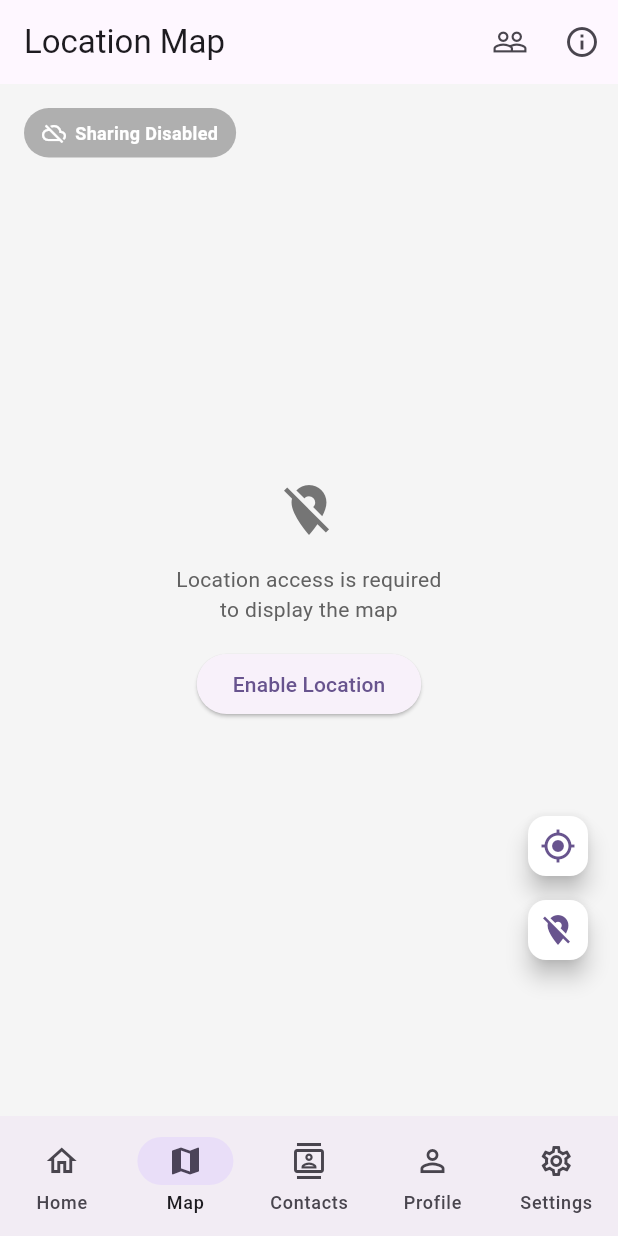
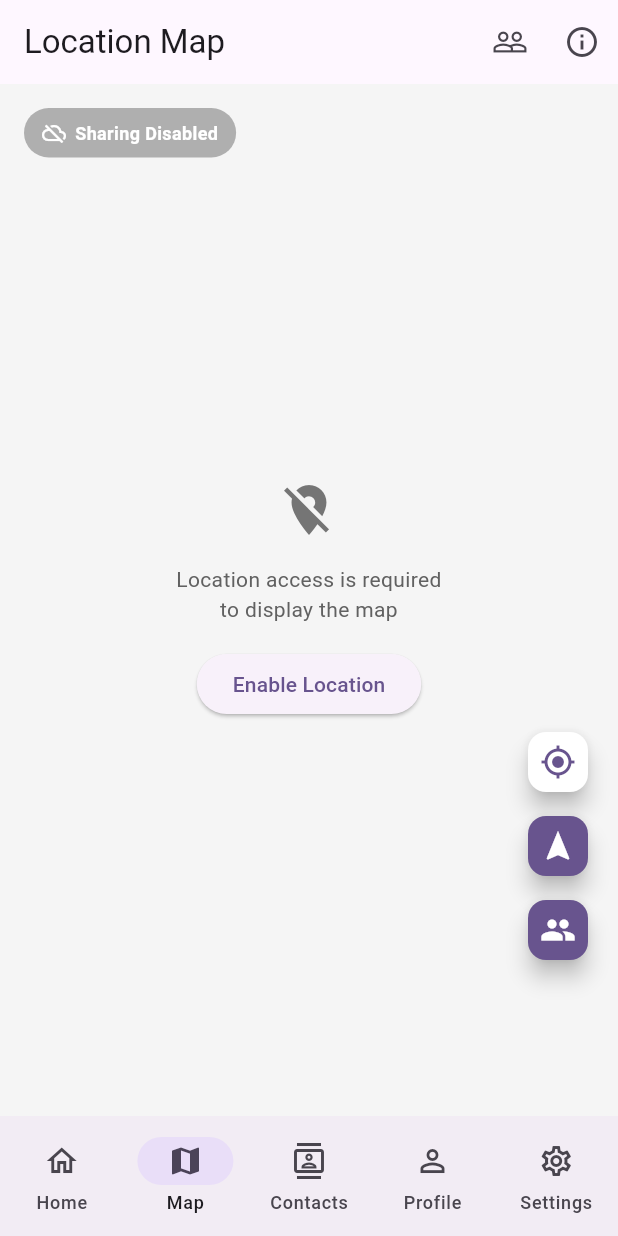
Before and after one commit to adityanandanx/nirbhay, a Flutter app: the screen it shows once a user with an empty profile is signed in, item 2 of the bottom bar chosen, after a tap on the "my location" icon, on a phone screen of 412 x 824 dp. Run offline on Flutter 3.47's test engine with Material 3 defaults, Android fonts, the phone set to English and light mode, and no system bars; our stand-ins replace cloud_firestore, firebase_auth, firebase_core, firebase_database, flutter_blue_plus, flutter_riverpod and 5 more; missing offline and left inert: another_telephony, flutter_phone_direct_caller; accounts and stored records are empty; project files that could hold a hidden picture were left out.

Commit message:
feat: realtime location tracking

```diff
--- a/flutter_app/lib/widgets/fullscreen_map_view.dart
+++ b/flutter_app/lib/widgets/fullscreen_map_view.dart
@@ -1,9 +1,11 @@
 import 'dart:async';
+import 'dart:math';
 import 'package:flutter/material.dart';
 import 'package:google_maps_flutter/google_maps_flutter.dart';
 import 'package:geolocator/geolocator.dart';
 import 'package:flutter_riverpod/flutter_riverpod.dart';
-import '../providers/location_tracking_provider.dart';
+import 'package:firebase_auth/firebase_auth.dart';
+import '../providers/app_providers.dart';
 
 // This is an extended version of LocationMapSection for a full screen map view
 class FullscreenMapView extends ConsumerStatefulWidget {
@@ -19,6 +21,15 @@ class _FullscreenMapViewState extends ConsumerState<FullscreenMapView> {
   bool _isLoading = true;
   Set<Marker> _markers = {};
   StreamSubscription<Position>? _positionStreamSubscription;
+  StreamSubscription<Map<String, Map<String, dynamic>>>?
+  _usersLocationSubscription;
+  String? _currentUserId;
+
+  // We'll use default markers with different hues instead of custom markers
+
+  // Filter settings for user markers
+  bool _showOfflineUsers = true;
+  bool _autoFollowCurrentUser = true;
 
   @override
   void initState() {
@@ -35,17 +46,24 @@ class _FullscreenMapViewState extends ConsumerState<FullscreenMapView> {
         _positionStreamSubscription = Geolocator.getPositionStream(
           locationSettings: const LocationSettings(
             accuracy: LocationAccuracy.high,
-            distanceFilter: 10, // Update every 10 meters
+            distanceFilter: 1, // Update every 10 meters
           ),
         ).listen(_handlePositionUpdate);
       }
     });
+
+    // Load custom marker icons
+    _loadMarkerIcons();
+
+    // Subscribe to other users' locations
+    _subscribeToUsersLocations();
   }
 
   @override
   void dispose() {
     // Clean up the position stream when the widget is disposed
     _positionStreamSubscription?.cancel();
+    _usersLocationSubscription?.cancel();
     super.dispose();
   }
 
@@ -60,16 +78,9 @@ class _FullscreenMapViewState extends ConsumerState<FullscreenMapView> {
 
       setState(() {
         _currentPosition = latLng;
-        _markers = {
-          Marker(
-            markerId: const MarkerId('currentLocation'),
-            position: latLng,
-            infoWindow: const InfoWindow(title: 'Current Location'),
-            icon: BitmapDescriptor.defaultMarkerWithHue(
-              BitmapDescriptor.hueAzure,
-            ),
-          ),
-        };
+
+        // Don't replace all markers, just update current user
+        // We'll let the _updateUserMarkers method handle the markers
       });
 
       // Animate the camera to follow the user's location
@@ -122,17 +133,8 @@ class _FullscreenMapViewState extends ConsumerState<FullscreenMapView> {
         final latLng = LatLng(position.latitude, position.longitude);
         setState(() {
           _currentPosition = latLng;
-          _markers = {
-            Marker(
-              markerId: const MarkerId('currentLocation'),
-              position: latLng,
-              infoWindow: const InfoWindow(title: 'Current Location'),
-              icon: BitmapDescriptor.defaultMarkerWithHue(
-                BitmapDescriptor.hueAzure,
-              ),
-            ),
-          };
           _isLoading = false;
+          // Don't update markers here - let _updateUserMarkers handle it
         });
 
         _animateToCurrentLocation();
@@ -155,6 +157,201 @@ class _FullscreenMapViewState extends ConsumerState<FullscreenMapView> {
         ),
       );
     }
+  }
+
+  // Method now just exists for maintaining the initialization flow
+  void _loadMarkerIcons() {
+    // We're now using BitmapDescriptor.defaultMarkerWithHue directly in the marker creation
+    // to avoid any bitmap loading or caching issues
+    debugPrint(
+      'Using default Google Maps markers with different hues for user status',
+    );
+  }
+
+  // Listen to all users' locations and update markers
+  void _subscribeToUsersLocations() {
+    // Get the current user ID from Firebase auth
+    _currentUserId = FirebaseAuth.instance.currentUser?.uid;
+
+    // Subscribe to all user locations
+    final locationService = ref.read(firebaseLocationServiceProvider);
+    _usersLocationSubscription = locationService
+        .getAllUsersLocationsStream()
+        .listen(_updateUserMarkers);
+  }
+
+  // Update map markers based on users' locations
+  void _updateUserMarkers(Map<String, Map<String, dynamic>> usersData) {
+    if (!mounted) return;
+
+    // Create a new set of markers
+    final updatedMarkers = <Marker>{};
+
+    // Process each user's data
+    usersData.forEach((userId, userData) {
+      // Skip if missing essential data
+      if (!userData.containsKey('latitude') ||
+          !userData.containsKey('longitude')) {
+        return;
+      }
+
+      // Extract location data
+      final latitude = userData['latitude'] as double;
+      final longitude = userData['longitude'] as double;
+      final location = LatLng(latitude, longitude);
+      final bool isOnline = userData['online'] as bool? ?? false;
+      final bool isCurrentUser = userId == _currentUserId;
+
+      // Skip offline users if filtered out
+      if (!isCurrentUser && !isOnline && !_showOfflineUsers) {
+        return;
+      }
+
+      // Get marker hue based on user status
+      final double markerHue =
+          isCurrentUser
+              ? BitmapDescriptor
+                  .hueAzure // Blue for current user
+              : isOnline
+              ? BitmapDescriptor
+                  .hueGreen // Green for online users
+              : BitmapDescriptor.hueViolet; // Violet for offline users
+
+      // Create user name or truncated ID for display
+      final String userName =
+          userData['userName'] as String? ??
+          'User ${userId.substring(0, min(userId.length, 6))}';
+
+      // Generate user status text
+      final String statusText =
+          isOnline
+              ? 'Online now'
+              : 'Last seen: ${userData['lastUpdated'] ?? 'Unknown'}';
+
+      // Create the marker using only built-in Google Maps markers
+      final marker = Marker(
+        markerId: MarkerId(userId),
+        position: location,
+        icon: BitmapDescriptor.defaultMarkerWithHue(markerHue),
+        infoWindow: InfoWindow(
+          title: isCurrentUser ? 'You' : userName,
+          snippet: statusText,
+        ),
+        // Current user on top, then online users, then offline
+        zIndex: isCurrentUser ? 2 : (isOnline ? 1 : 0),
+      );
+
+      // Add to the updated marker set
+      updatedMarkers.add(marker);
+    });
+
+    // Update the state with the new markers
+    setState(() {
+      _markers = updatedMarkers;
+    });
+  }
+
+  // Toggle showing offline users
+  void _toggleShowOfflineUsers() {
+    setState(() {
+      _showOfflineUsers = !_showOfflineUsers;
+    });
+
+    // Refresh markers with the latest data
+    final firebaseLocationService = ref.read(firebaseLocationServiceProvider);
+    firebaseLocationService.getAllUsersLocationsStream().first.then((userData) {
+      if (mounted) {
+        _updateUserMarkers(userData);
+
+        // Show feedback to the user
+        ScaffoldMessenger.of(context).showSnackBar(
+          SnackBar(
+            content: Text(
+              _showOfflineUsers
+                  ? 'Showing all users'
+                  : 'Showing only online users',
+            ),
+            duration: const Duration(seconds: 2),
+          ),
+        );
+      }
+    });
+  }
+
+  // Toggle auto-follow current user
+  void _toggleAutoFollow() {
+    setState(() {
+      _autoFollowCurrentUser = !_autoFollowCurrentUser;
+    });
+
+    if (_autoFollowCurrentUser && _currentPosition != null) {
+      _animateToCurrentLocation();
+    }
+  }
+
+  // Function removed - we're handling navigation through other methods
+
+  // Build map control buttons
+  Widget _buildMapControls() {
+    return Positioned(
+      right: 16,
+      bottom: 100,
+      child: Column(
+        children: [
+          // My location button
+          FloatingActionButton(
+            heroTag: 'myLocation',
+            mini: true,
+            onPressed: () {
+              _animateToCurrentLocation();
+            },
+            backgroundColor: Colors.white,
+            child: Icon(
+              Icons.my_location,
+              color: Theme.of(context).primaryColor,
+            ),
+          ),
+          const SizedBox(height: 8),
+
+          // Auto-follow toggle
+          FloatingActionButton(
+            heroTag: 'autoFollow',
+            mini: true,
+            onPressed: _toggleAutoFollow,
+            backgroundColor:
+                _autoFollowCurrentUser
+                    ? Theme.of(context).primaryColor
+                    : Colors.white,
+            child: Icon(
+              Icons.navigation,
+              color:
+                  _autoFollowCurrentUser
+                      ? Colors.white
+                      : Theme.of(context).primaryColor,
+            ),
+          ),
+          const SizedBox(height: 8),
+
+          // Toggle showing offline users
+          FloatingActionButton(
+            heroTag: 'toggleOffline',
+            mini: true,
+            onPressed: _toggleShowOfflineUsers,
+            backgroundColor:
+                _showOfflineUsers
+                    ? Theme.of(context).primaryColor
+                    : Colors.white,
+            child: Icon(
+              _showOfflineUsers ? Icons.people : Icons.person_outline,
+              color:
+                  _showOfflineUsers
+                      ? Colors.white
+                      : Theme.of(context).primaryColor,
+            ),
+          ),
+        ],
+      ),
+    );
   }
 
   @override
@@ -181,56 +378,7 @@ class _FullscreenMapViewState extends ConsumerState<FullscreenMapView> {
             ),
 
         // Map control buttons overlay
-        Positioned(
-          right: 16,
-          bottom: 100,
-          child: Column(
-            children: [
-              FloatingActionButton(
-                heroTag: 'refreshLocation',
-                mini: true,
-                onPressed: () async {
-                  await _getCurrentLocation();
-                  await _animateToCurrentLocation();
-                },
-                backgroundColor: Colors.white,
-                child: Icon(
-                  Icons.my_location,
-                  color: Theme.of(context).primaryColor,
-                ),
-              ),
-              const SizedBox(height: 8),
-              // Location sharing toggle button
-              Consumer(
-                builder: (context, ref, _) {
-                  final locationState = ref.watch(locationTrackingProvider);
-                  return FloatingActionButton(
-                    heroTag: 'toggleSharing',
-                    mini: true,
-                    onPressed: () {
-                      ref
-                          .read(locationTrackingProvider.notifier)
-                          .toggleLocationSharing();
-                    },
-                    backgroundColor:
-                        locationState.isSharingLocation
-                            ? Theme.of(context).colorScheme.primary
-                            : Colors.white,
-                    child: Icon(
-                      locationState.isSharingLocation
-                          ? Icons.location_on
-                          : Icons.location_off,
-                      color:
-                          locationState.isSharingLocation
-                              ? Colors.white
-                              : Theme.of(context).colorScheme.primary,
-                    ),
-                  );
-                },
-              ),
-            ],
-          ),
-        ),
+        _buildMapControls(),
 
         // Status indicator overlay
         Positioned(
```
